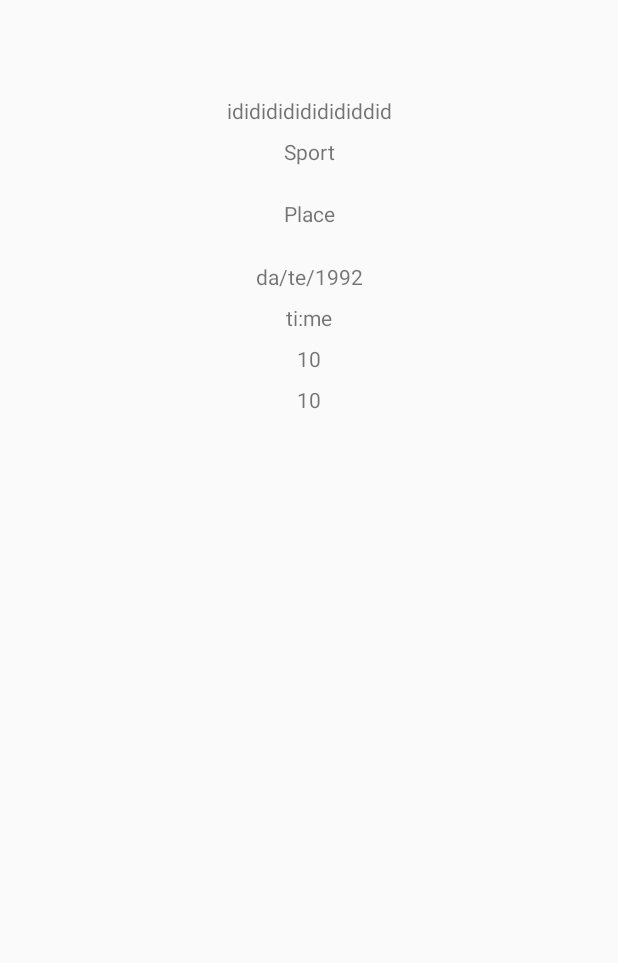
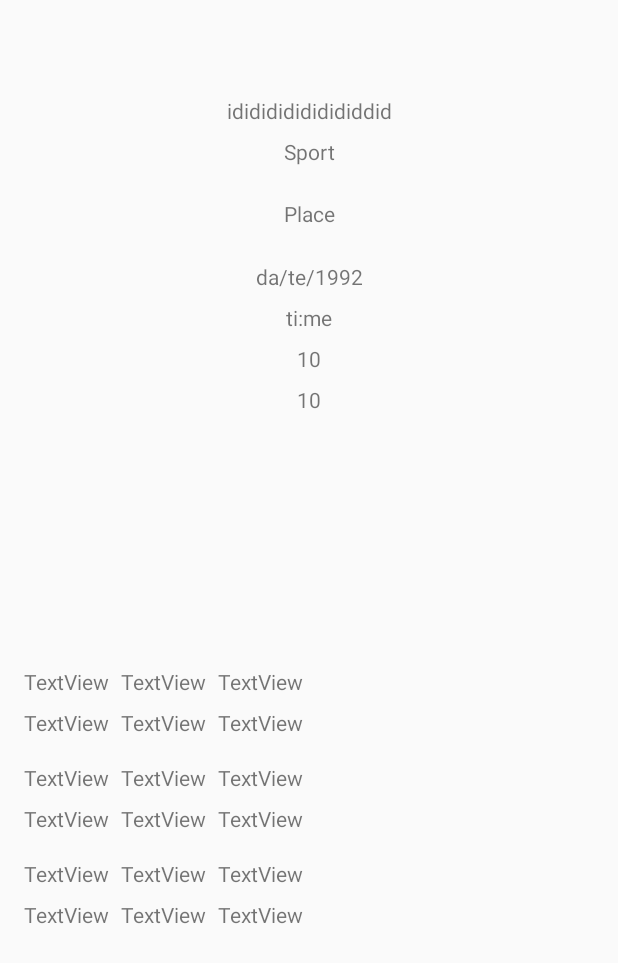
Before and after one commit to jorgeavilae/SporTTeam, an Android app: the layout fragment_detail_event.xml on its own in the app's theme, with its tools: preview values and no code run, on a phone screen of 412 x 824 dp. Shown: the top 963 px of the screen. Run offline under Robolectric (Android 15) with nearby library versions, the phone set to English and light mode, and no system bars.

Commit message:
DetailEvent show participants

```diff
--- a/app/src/main/java/com/usal/jorgeav/sportapp/eventdetail/DetailEventContract.java
+++ b/app/src/main/java/com/usal/jorgeav/sportapp/eventdetail/DetailEventContract.java
@@ -2,6 +2,7 @@ package com.usal.jorgeav.sportapp.eventdetail;
 
 import android.content.Context;
 import android.database.Cursor;
+import android.support.v4.app.Fragment;
 import android.support.v4.app.LoaderManager;
 
 /**
@@ -18,7 +19,9 @@ public abstract class DetailEventContract {
         void showEventOwner(String time);
         void showEventTotalPlayers(int totalPlayers);
         void showEventEmptyPlayers(int emptyPlayers);
+        void showParticipants(Cursor cursor);
         Context getActivityContext();
+        Fragment getThis();
 
     }
 
--- a/app/src/main/res/layout/fragment_detail_event.xml
+++ b/app/src/main/res/layout/fragment_detail_event.xml
@@ -10,8 +10,6 @@
     <android.support.constraint.ConstraintLayout
         android:layout_width="match_parent"
         android:layout_height="wrap_content">
-    <!--tools:layout_editor_absoluteY="81dp"-->
-    <!--tools:layout_editor_absoluteX="0dp">-->
 
     <TextView
         android:id="@+id/event_detail_id"
@@ -38,20 +36,6 @@
         android:layout_marginTop="8dp"
         app:layout_constraintTop_toBottomOf="@+id/event_detail_id"
         tools:layout_constraintLeft_creator="1" />
-
-    <!--<TextView-->
-        <!--android:id="@+id/event_detail_place"-->
-        <!--android:layout_width="wrap_content"-->
-        <!--android:layout_height="wrap_content"-->
-        <!--app:layout_constraintLeft_toLeftOf="parent"-->
-        <!--app:layout_constraintRight_toRightOf="parent"-->
-        <!--tools:text="Place"-->
-        <!--tools:layout_constraintTop_creator="1"-->
-        <!--tools:layout_constraintRight_creator="1"-->
-        <!--android:layout_marginTop="8dp"-->
-        <!--app:layout_constraintTop_toBottomOf="@+id/event_detail_sport"-->
-        <!--tools:layout_constraintLeft_creator="1" />-->
-
 
         <Button
             android:id="@+id/event_detail_place"
@@ -129,7 +113,8 @@
         android:text="User Requests"
         android:visibility="invisible"
         app:layout_constraintLeft_toLeftOf="parent"
-        app:layout_constraintTop_toBottomOf="@+id/event_detail_empty" />
+        app:layout_constraintTop_toBottomOf="@+id/event_detail_empty"
+        android:layout_marginStart="8dp" />
 
     <Button
         android:id="@+id/event_detail_send_invitation"
@@ -140,7 +125,8 @@
         android:text="Send Invitation"
         android:visibility="invisible"
         app:layout_constraintLeft_toLeftOf="parent"
-        app:layout_constraintTop_toBottomOf="@+id/event_detail_user_requests" />
+        app:layout_constraintTop_toBottomOf="@+id/event_detail_user_requests"
+        android:layout_marginStart="8dp" />
 
     <Button
         android:id="@+id/event_detail_unanswered_invitations"
@@ -151,7 +137,8 @@
         android:text="Unanswered Invitations"
         android:visibility="invisible"
         app:layout_constraintLeft_toLeftOf="parent"
-        app:layout_constraintTop_toBottomOf="@+id/event_detail_send_invitation" />
+        app:layout_constraintTop_toBottomOf="@+id/event_detail_send_invitation"
+        android:layout_marginStart="8dp" />
 
     <Button
         android:id="@+id/event_detail_send_request"
@@ -162,7 +149,31 @@
         android:text="Send Request"
         android:visibility="invisible"
         app:layout_constraintRight_toRightOf="parent"
-        app:layout_constraintTop_toBottomOf="@+id/event_detail_empty" />
+        app:layout_constraintTop_toBottomOf="@+id/event_detail_empty"
+        android:layout_marginEnd="8dp" />
+
+        <android.support.v7.widget.RecyclerView
+            android:id="@+id/event_detail_participants_list"
+            android:layout_width="0dp"
+            android:layout_height="wrap_content"
+            android:layout_marginLeft="8dp"
+            android:layout_marginRight="8dp"
+            android:orientation="vertical"
+            app:layout_constraintLeft_toLeftOf="parent"
+            app:layout_constraintRight_toRightOf="parent"
+            tools:listitem="@layout/user_item_list"
+            tools:orientation="vertical"
+            android:layout_marginStart="8dp"
+            android:layout_marginEnd="8dp"
+            app:layout_constraintTop_toTopOf="@+id/guideline"
+            android:layout_marginTop="8dp" />
+
+        <android.support.constraint.Guideline
+            android:layout_width="wrap_content"
+            android:layout_height="wrap_content"
+            android:id="@+id/guideline"
+            app:layout_constraintGuide_begin="373dp"
+            android:orientation="horizontal" />
 
     </android.support.constraint.ConstraintLayout>
 </android.support.v4.widget.NestedScrollView>
```
Also changed, not shown: app/src/main/java/com/usal/jorgeav/sportapp/eventdetail/DetailEventFragment.java (+24 -1 lines), app/src/main/java/com/usal/jorgeav/sportapp/eventdetail/DetailEventPresenter.java (+41 -0 lines).
